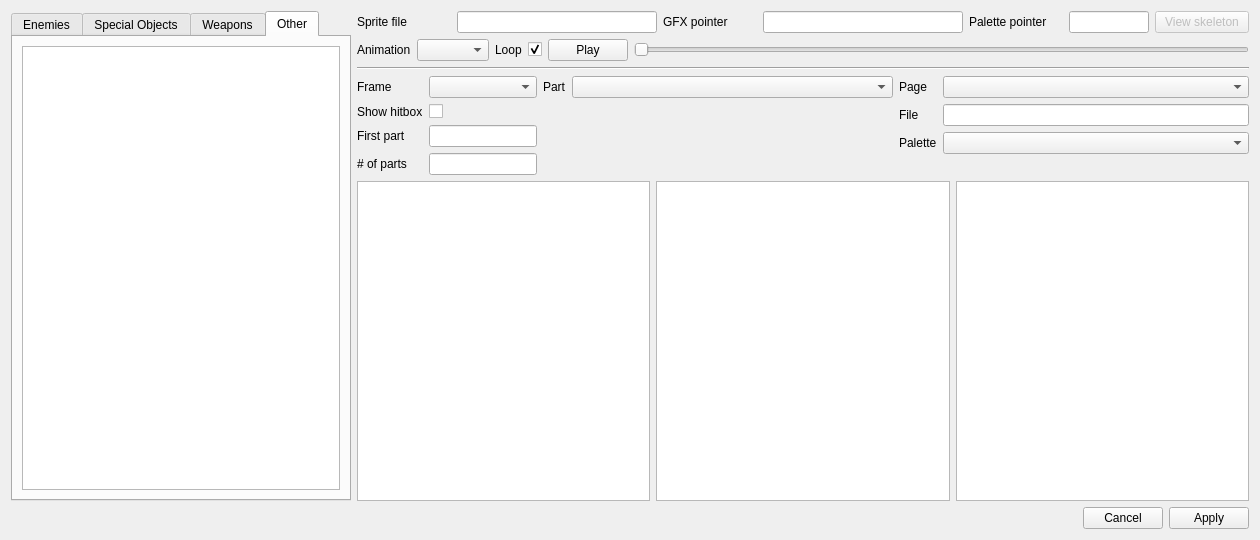
Qt form dsvedit/sprite_editor.ui (LagoLunatic/DSVEdit) before a commit.
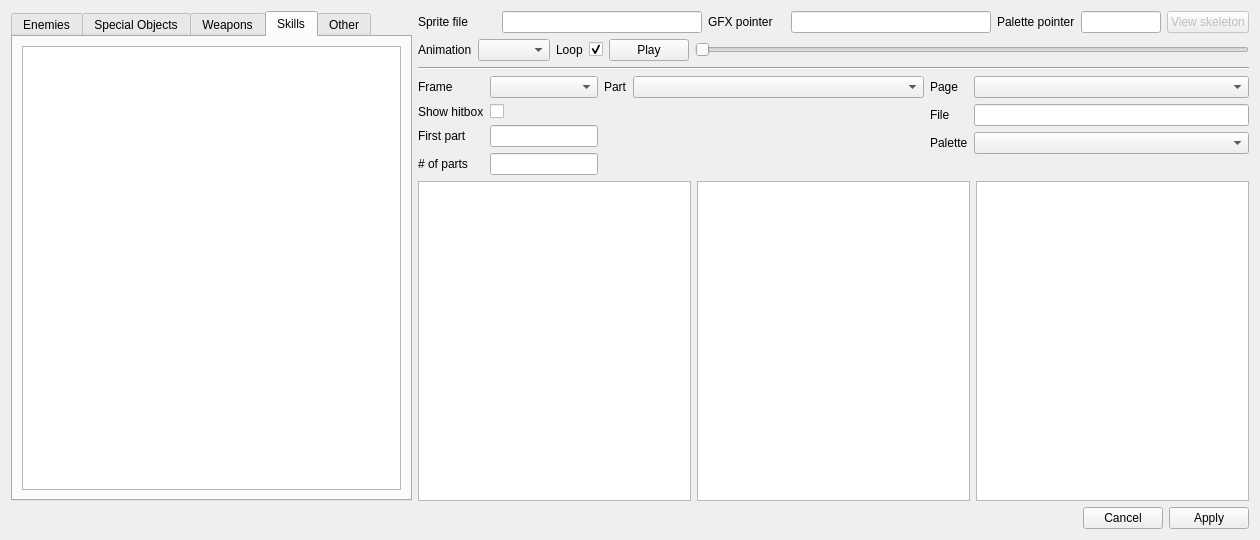
The same form after that commit. The open tabs and pages were chosen to show the change.

Commit message: Sprite editor: Support skills

```diff
--- a/dsvedit/sprite_editor.ui
+++ b/dsvedit/sprite_editor.ui
@@ -26,7 +26,7 @@
        </property>
        <property name="minimumSize">
         <size>
-         <width>340</width>
+         <width>401</width>
          <height>0</height>
         </size>
        </property>
@@ -65,9 +65,19 @@
        </widget>
        <widget class="QWidget" name="tab_4">
         <attribute name="title">
-         <string>Other</string>
+         <string>Skills</string>
         </attribute>
         <layout class="QHBoxLayout" name="horizontalLayout_9">
+         <item>
+          <widget class="QListWidget" name="skill_list"/>
+         </item>
+        </layout>
+       </widget>
+       <widget class="QWidget" name="tab_5">
+        <attribute name="title">
+         <string>Other</string>
+        </attribute>
+        <layout class="QHBoxLayout" name="horizontalLayout_10">
          <item>
           <widget class="QListWidget" name="other_sprites_list"/>
          </item>
```
Left out of the diff: 2 changed lines with no effect on the pictures. The commit also changes 6 other files.
